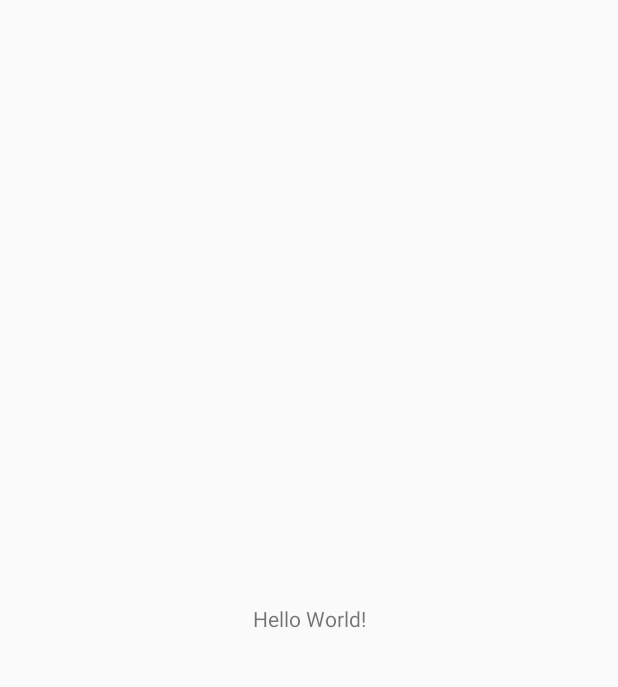
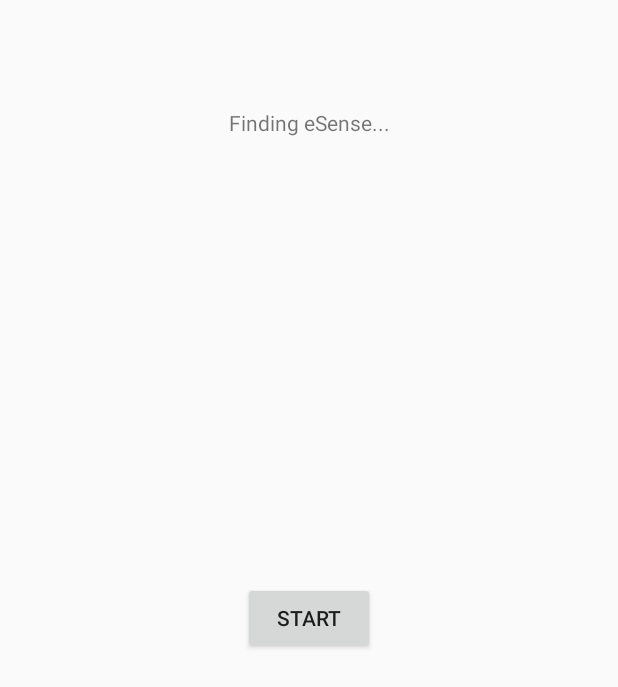
Before and after one commit to shunishii/eSenseAcc, an Android app: the screen it shows after launch (MainActivity), on a phone screen of 412 x 824 dp. Before the commit the part shown is almost empty. Shown: the top 687 px of the screen. Run offline under Robolectric (Android 15) with nearby library versions, the phone set to English and light mode, and no system bars.

```diff
--- a/app/src/main/res/layout/activity_main.xml
+++ b/app/src/main/res/layout/activity_main.xml
@@ -10,10 +10,20 @@
         android:id="@+id/Status"
         android:layout_width="wrap_content"
         android:layout_height="wrap_content"
-        android:text="Hello World!"
-        app:layout_constraintBottom_toBottomOf="parent"
+        android:layout_marginTop="72dp"
         app:layout_constraintLeft_toLeftOf="parent"
         app:layout_constraintRight_toRightOf="parent"
         app:layout_constraintTop_toTopOf="parent" />
 
+    <Button
+        android:id="@+id/StartButton"
+        android:layout_width="wrap_content"
+        android:layout_height="wrap_content"
+        android:onClick="onClickButton"
+        android:text="@string/start_button_text"
+        app:layout_constraintBottom_toBottomOf="parent"
+        app:layout_constraintEnd_toEndOf="parent"
+        app:layout_constraintStart_toStartOf="parent"
+        app:layout_constraintTop_toTopOf="parent" />
+
 </androidx.constraintlayout.widget.ConstraintLayout>
--- a/app/src/main/res/values/strings.xml
+++ b/app/src/main/res/values/strings.xml
@@ -1,3 +1,6 @@
 <resources>
     <string name="app_name">eSense-Acc</string>
+    <string name="connect_text">Connecting...</string>
+    <string name="start_button_text">Start</string>
+    <string name="stop_button_text">Stop</string>
 </resources>
```
Also changed, not shown: app/src/main/java/fi/tgl/esense_acc/MainActivity.java (+95 -1 lines).
